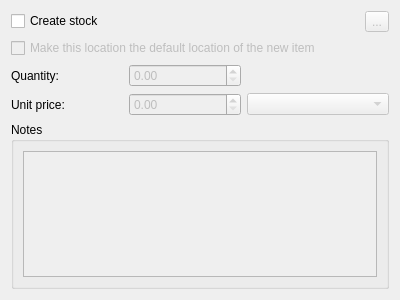
Old version of the form wizard/wizardpagestockandpricing.ui in the repository martonmiklos/qntree.
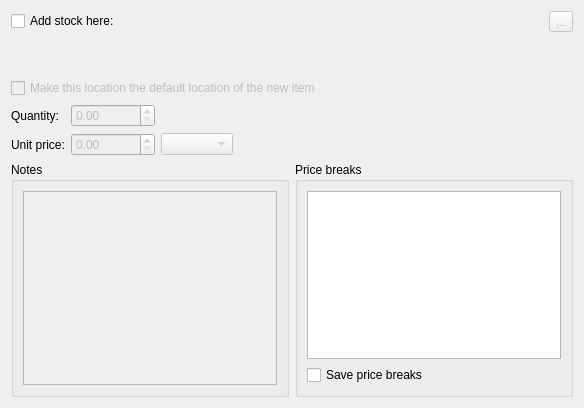
New version of the form.

The edit to the form file:
```diff
--- a/wizard/wizardpagestockandpricing.ui
+++ b/wizard/wizardpagestockandpricing.ui
@@ -6,8 +6,8 @@
    <rect>
     <x>0</x>
     <y>0</y>
-    <width>400</width>
-    <height>300</height>
+    <width>584</width>
+    <height>408</height>
    </rect>
   </property>
   <property name="windowTitle">
@@ -16,39 +16,36 @@
   <property name="title">
    <string>Stock level and pricing</string>
   </property>
+  <layout class="QGridLayout" name="gridLayout_3">
+   <item row="4" column="3" colspan="3">
+    <widget class="QGroupBox" name="groupBoxPriceBreaks">
+     <property name="title">
+      <string>Price breaks</string>
+     </property>
+     <layout class="QGridLayout" name="gridLayout_2">
+      <item row="0" column="0">
+       <widget class="QTableView" name="tableViewPriceBreaks"/>
+      </item>
+      <item row="1" column="0">
+       <widget class="QCheckBox" name="checkBoxSavePriceBreaks">
+        <property name="text">
+         <string>Save price breaks</string>
+        </property>
+       </widget>
+      </item>
+     </layout>
+    </widget>
+   </item>
+   <item row="3" column="0" colspan="6">
   <layout class="QGridLayout" name="gridLayout">
    <item row="0" column="0">
-    <widget class="QCheckBox" name="checkBoxCreateStock">
-     <property name="text">
-      <string>Create stock</string>
-     </property>
-    </widget>
-   </item>
-   <item row="0" column="1" colspan="2">
-    <widget class="QLabel" name="label_6">
-     <property name="text">
-      <string/>
-     </property>
-    </widget>
-   </item>
-   <item row="0" column="3">
-    <widget class="QToolButton" name="toolButtonChangeTargetLocation">
-     <property name="enabled">
-      <bool>false</bool>
-     </property>
-     <property name="text">
-      <string>...</string>
-     </property>
-    </widget>
-   </item>
-   <item row="2" column="0">
     <widget class="QLabel" name="label_9">
      <property name="text">
       <string>Quantity:</string>
      </property>
     </widget>
    </item>
-   <item row="2" column="1">
+     <item row="0" column="1">
     <widget class="QDoubleSpinBox" name="doubleSpinBoxStockQuantity">
      <property name="enabled">
       <bool>false</bool>
@@ -58,14 +55,14 @@
      </property>
     </widget>
    </item>
-   <item row="3" column="0">
+     <item row="1" column="0">
     <widget class="QLabel" name="label_10">
      <property name="text">
       <string>Unit price:</string>
      </property>
     </widget>
    </item>
-   <item row="3" column="1">
+     <item row="1" column="1">
     <widget class="QDoubleSpinBox" name="doubleSpinBoxUnitPrice">
      <property name="enabled">
       <bool>false</bool>
@@ -75,8 +72,30 @@
      </property>
     </widget>
    </item>
-   <item row="4" column="0" colspan="4">
-    <widget class="QGroupBox" name="groupBox_2">
+     <item row="1" column="2">
+      <widget class="QComboBox" name="comboBoxUnitPrice">
+       <property name="enabled">
+        <bool>false</bool>
+       </property>
+      </widget>
+     </item>
+     <item row="1" column="3">
+      <spacer name="horizontalSpacer">
+       <property name="orientation">
+        <enum>Qt::Horizontal</enum>
+       </property>
+       <property name="sizeHint" stdset="0">
+        <size>
+         <width>40</width>
+         <height>20</height>
+        </size>
+       </property>
+      </spacer>
+     </item>
+    </layout>
+   </item>
+   <item row="4" column="0" colspan="3">
+    <widget class="QGroupBox" name="groupBoxNotes">
      <property name="title">
       <string>Notes</string>
      </property>
@@ -91,14 +110,7 @@
      </layout>
     </widget>
    </item>
-   <item row="3" column="2" colspan="2">
-    <widget class="QComboBox" name="comboBoxUnitPrice">
-     <property name="enabled">
-      <bool>false</bool>
-     </property>
-    </widget>
-   </item>
-   <item row="1" column="0" colspan="4">
+   <item row="2" column="0" colspan="4">
     <widget class="QCheckBox" name="checkBoxMakeStockLocatioDefault">
      <property name="enabled">
       <bool>false</bool>
@@ -108,6 +120,43 @@
      </property>
     </widget>
    </item>
+   <item row="1" column="0" colspan="6">
+    <layout class="QHBoxLayout" name="horizontalLayout">
+     <property name="bottomMargin">
+      <number>40</number>
+     </property>
+     <item>
+      <widget class="QCheckBox" name="checkBoxCreateStock">
+       <property name="text">
+        <string>Add stock here:</string>
+       </property>
+      </widget>
+     </item>
+     <item>
+      <widget class="QLabel" name="labelStockLocation">
+       <property name="sizePolicy">
+        <sizepolicy hsizetype="Expanding" vsizetype="Preferred">
+         <horstretch>0</horstretch>
+         <verstretch>0</verstretch>
+        </sizepolicy>
+       </property>
+       <property name="text">
+        <string/>
+       </property>
+      </widget>
+     </item>
+     <item>
+      <widget class="QToolButton" name="toolButtonChangeTargetLocation">
+       <property name="enabled">
+        <bool>false</bool>
+       </property>
+       <property name="text">
+        <string>...</string>
+       </property>
+      </widget>
+     </item>
+    </layout>
+   </item>
   </layout>
  </widget>
  <resources/>
```
Lines whose indentation alone changed are shown as unchanged.
